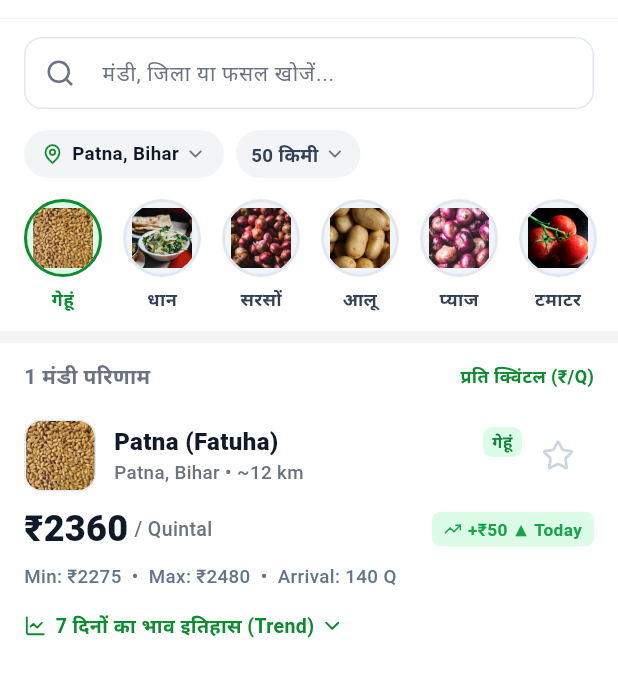
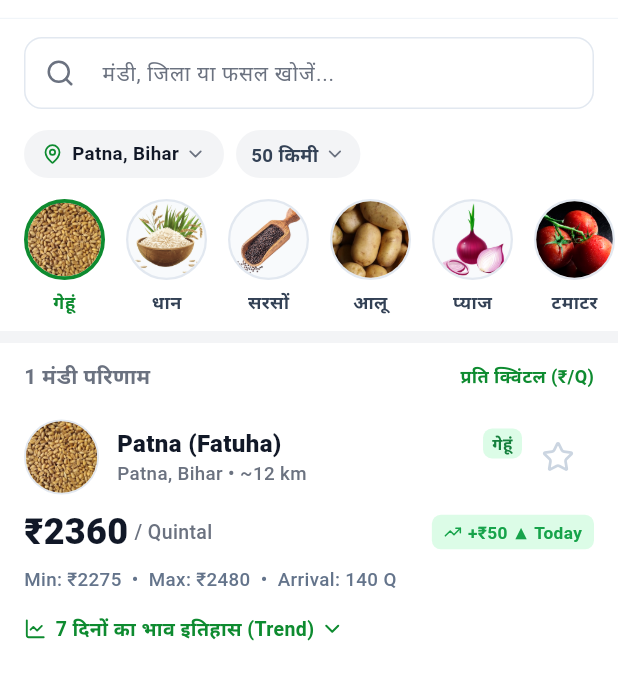
Before and after one commit to kamleshyadav9929/Ai-Krishi-Saathi, a Flutter app: the MandiScreen screen opened directly, on a phone screen of 412 x 824 dp, the part 71-771 px from its top. Run offline on Flutter 3.47's test engine with Material 3 defaults, Android fonts, the phone set to English and light mode, and no system bars; our stand-ins replace fl_chart, flutter_animate, flutter_lucide, flutter_tts, geocoding, geolocator and 5 more; accounts and stored records are empty; network calls fail.

Commit message:
fix(ui): square crop PNGs and fix circular clipping fit in Mandi and Home screens

```diff
--- a/lib/presentation/screens/mandi/mandi_screen.dart
+++ b/lib/presentation/screens/mandi/mandi_screen.dart
@@ -424,23 +424,24 @@ class _MandiScreenState extends State<MandiScreen> {
                         mainAxisSize: MainAxisSize.min,
                         children: [
                           Container(
-                            width: 52,
-                            height: 52,
+                            width: 54,
+                            height: 54,
                             decoration: BoxDecoration(
-                              color: isSelected ? const Color(0xFFDCFCE7) : const Color(0xFFF1F5F9),
+                              color: isSelected ? const Color(0xFFDCFCE7) : const Color(0xFFF8FAFC),
                               shape: BoxShape.circle,
                               border: Border.all(
                                 color: isSelected ? const Color(0xFF0E8B30) : const Color(0xFFE2E8F0),
-                                width: 2,
+                                width: isSelected ? 2.5 : 1.5,
                               ),
                             ),
                             child: ClipOval(
-                              child: Padding(
-                                padding: const EdgeInsets.all(4),
-                                child: Image.asset(
-                                  crop['image'] as String,
-                                  fit: BoxFit.cover,
-                                  errorBuilder: (ctx, err, stack) => const Icon(
+                              child: Image.asset(
+                                crop['image'] as String,
+                                width: 54,
+                                height: 54,
+                                fit: BoxFit.cover,
+                                errorBuilder: (ctx, err, stack) => const Center(
+                                  child: Icon(
                                     LucideIcons.sprout,
                                     color: Color(0xFF0E8B30),
                                     size: 24,
@@ -544,20 +545,19 @@ class _MandiScreenState extends State<MandiScreen> {
                             children: [
                               // Real Crop PNG Thumbnail
                               Container(
-                                width: 48,
-                                height: 48,
+                                width: 50,
+                                height: 50,
                                 margin: const EdgeInsets.only(right: 12),
                                 decoration: BoxDecoration(
                                   color: const Color(0xFFF8FAFC),
-                                  borderRadius: BorderRadius.circular(12),
-                                  border: Border.all(color: const Color(0xFFE2E8F0), width: 1),
+                                  shape: BoxShape.circle,
+                                  border: Border.all(color: const Color(0xFFE2E8F0), width: 1.2),
                                 ),
-                                child: ClipRRect(
-                                  borderRadius: BorderRadius.circular(11),
+                                child: ClipOval(
                                   child: Image.asset(
                                     _getCropImage(item.commodity),
-                                    width: 48,
-                                    height: 48,
+                                    width: 50,
+                                    height: 50,
                                     fit: BoxFit.cover,
                                     errorBuilder: (ctx, err, stack) => const Center(
                                       child: Icon(LucideIcons.sprout, color: Color(0xFF0E8B30), size: 24),
```
Also changed, not shown: lib/presentation/screens/home/home_screen.dart (+8 -9 lines), assets/images/crop_bitter_gourd.png, assets/images/crop_bottle_gourd.png, assets/images/crop_chilli.jpg (added), assets/images/crop_chilli.png, assets/images/crop_corn.png, assets/images/crop_mustard.png, assets/images/crop_onion.png, assets/images/crop_paddy.png, assets/images/crop_potato.png, assets/images/crop_tomato.png, assets/images/crop_wheat.png.
